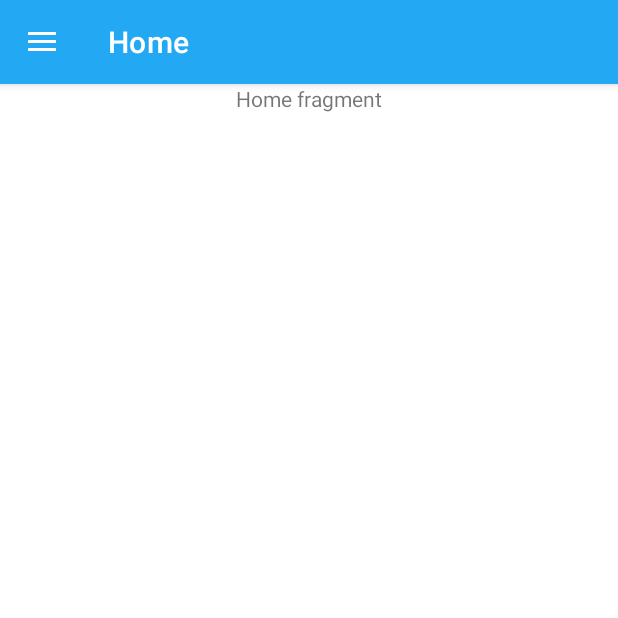
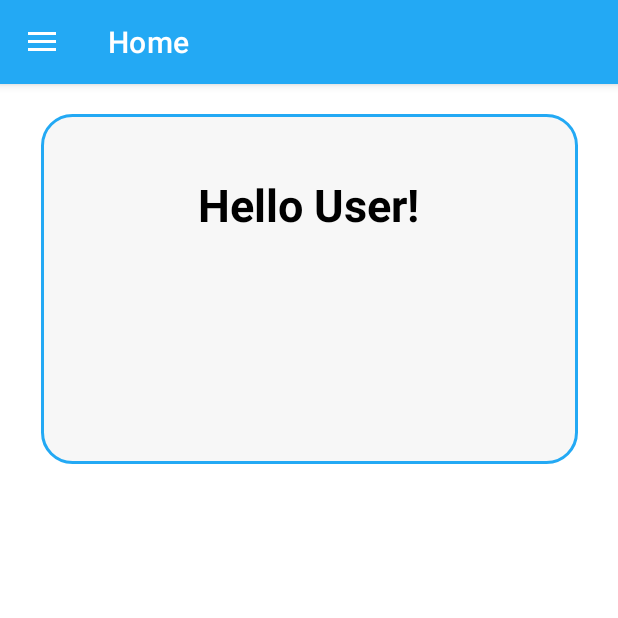
Before and after one commit to ETS-Android5/ptsafe-mobile, an Android app: the screen it shows after launch (MainActivity), on a phone screen of 412 x 824 dp, the top half of it. Run offline under Robolectric (Android 15) with nearby library versions, the phone set to English and light mode, and no system bars.

Commit message:
modify the home page

```diff
--- a/app/src/main/res/layout/fragment_home.xml
+++ b/app/src/main/res/layout/fragment_home.xml
@@ -6,12 +6,30 @@
     android:layout_height="match_parent"
     tools:context="HomeFragment">
 
-    <TextView
-        android:id="@+id/textView"
-        android:layout_width="wrap_content"
-        android:layout_height="wrap_content"
-        android:text="Home fragment"
+    <View
+        android:id="@+id/home_view"
+        android:layout_width="358dp"
+        android:layout_height="233dp"
+        android:layout_marginStart="10dp"
+        android:layout_marginTop="20dp"
+        android:layout_marginEnd="10dp"
+        android:background="@drawable/crowding_detection_view_shape"
         app:layout_constraintEnd_toEndOf="parent"
         app:layout_constraintStart_toStartOf="parent"
         app:layout_constraintTop_toTopOf="parent" />
+
+    <TextView
+        android:id="@+id/welcome_tv"
+        android:layout_width="wrap_content"
+        android:layout_height="wrap_content"
+        android:layout_marginStart="149dp"
+        android:layout_marginTop="40dp"
+        android:layout_marginEnd="151dp"
+        android:textStyle="bold"
+        android:textColor="@color/black"
+        android:text="@string/welcome_home"
+        android:textSize="30sp"
+        app:layout_constraintEnd_toEndOf="@+id/home_view"
+        app:layout_constraintStart_toStartOf="@+id/home_view"
+        app:layout_constraintTop_toTopOf="@+id/home_view" />
 </androidx.constraintlayout.widget.ConstraintLayout>
--- a/app/src/main/res/values/strings.xml
+++ b/app/src/main/res/values/strings.xml
@@ -24,6 +24,7 @@
         affects commuters in a crowded public transportations, it is better to check the crowdedness level
         on your surroundings.
     </string>
+    <string name="welcome_home">Hello User!</string>
     <string name="take_photo">take a photo</string>
     <string name="back_menu">back to main menu</string>
     <string-array name="news_tags">
```
